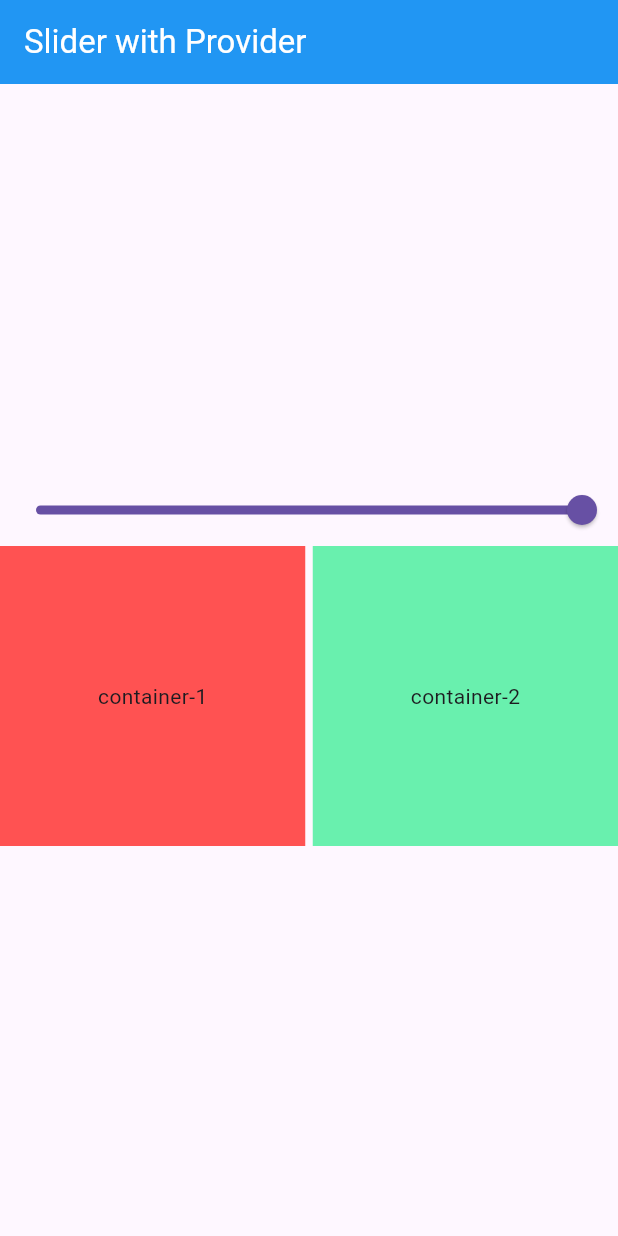
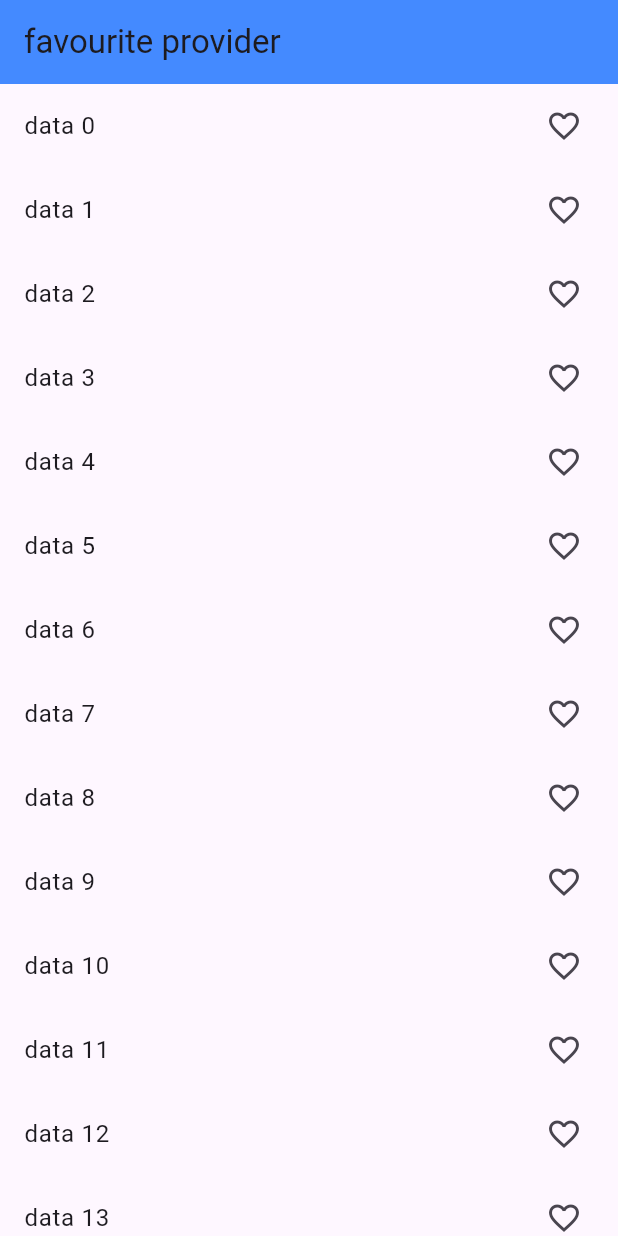
Before and after one commit to Arnoldaditya17/provider-statemanagement, a Flutter app: the screen it shows after launch, on a phone screen of 412 x 824 dp. Run offline on Flutter 3.47's test engine with Material 3 defaults, Android fonts, the phone set to English and light mode, and no system bars.

Commit message:
favourite app with provider

```diff
--- a/lib/main.dart
+++ b/lib/main.dart
@@ -1,8 +1,10 @@
 import 'package:flutter/material.dart';
 import 'package:flutter_projects/provider/count_provider.dart';
+import 'package:flutter_projects/provider/favourite_provider.dart';
 import 'package:flutter_projects/provider/slider_provider.dart';
-import 'package:flutter_projects/screens/count_example.dart';
-import 'package:flutter_projects/screens/slider_example.dart';
+
+import 'package:flutter_projects/screens/favourite_example.dart';
+
 import 'package:provider/provider.dart';
 
 void main() {
@@ -14,11 +16,21 @@ class MyApp extends StatelessWidget {
 
   @override
   Widget build(BuildContext context) {
-    return ChangeNotifierProvider(
-      create: (_) => SliderProvider(),
+    return MultiProvider(
+      providers: [
+        ChangeNotifierProvider(
+          create: (_) => SliderProvider(),
+        ),
+        ChangeNotifierProvider(
+          create: (_) => CountProvider(),
+        ),
+        ChangeNotifierProvider(
+          create: (_) => FavouriteProvider(),
+        ),
+      ],
       child: const MaterialApp(
         debugShowCheckedModeBanner: false,
-        home: Slide(),
+        home: Favourite(),
       ),
     );
   }
--- /dev/null
+++ b/lib/provider/favourite_provider.dart
@@ -0,0 +1,16 @@
+import 'package:flutter/foundation.dart';
+
+class FavouriteProvider with ChangeNotifier {
+  List<int> list = [];
+
+  List<int> get value => list;
+  void setList(index) {
+    list.add(index);
+    notifyListeners();
+  }
+
+  void removeList(index) {
+    list.remove(index);
+    notifyListeners();
+  }
+}
--- /dev/null
+++ b/lib/screens/favourite_example.dart
@@ -0,0 +1,50 @@
+import 'package:flutter/material.dart';
+import 'package:flutter_projects/provider/favourite_provider.dart';
+import 'package:provider/provider.dart';
+
+class Favourite extends StatefulWidget {
+  const Favourite({super.key});
+
+  @override
+  State<Favourite> createState() => _FavouriteState();
+}
+
+class _FavouriteState extends State<Favourite> {
+  @override
+  Widget build(BuildContext context) {
+    print("build");
+    return Scaffold(
+      appBar: AppBar(
+        backgroundColor: Colors.blueAccent,
+        title: const Text("favourite provider"),
+      ),
+      body: Column(
+        children: [
+          Expanded(
+            child: ListView.builder(
+              itemCount: 100,
+              itemBuilder: (context, index) {
+                return Consumer<FavouriteProvider>(
+                    builder: (context, value, child) {
+                  return ListTile(
+                    onTap: () {
+                      if (value.list.contains(index)) {
+                        value.removeList(index);
+                      } else {
+                        value.setList(index);
+                      }
+                    },
+                    title: Text("data $index"),
+                    trailing: value.list.contains(index)
+                        ? const Icon(Icons.favorite)
+                        : const Icon(Icons.favorite_border_outlined),
+                  );
+                });
+              },
+            ),
+          ),
+        ],
+      ),
+    );
+  }
+}
```
